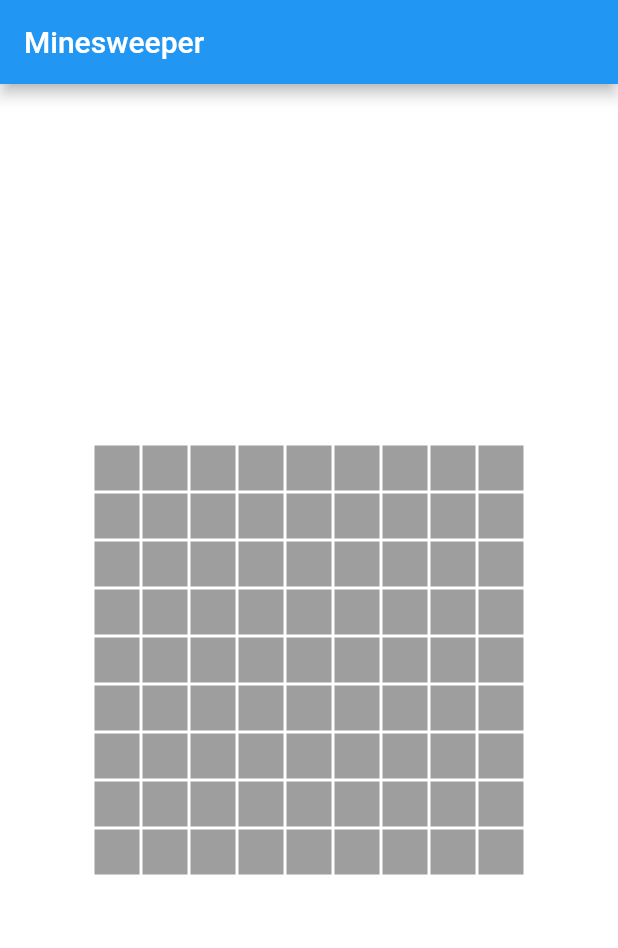
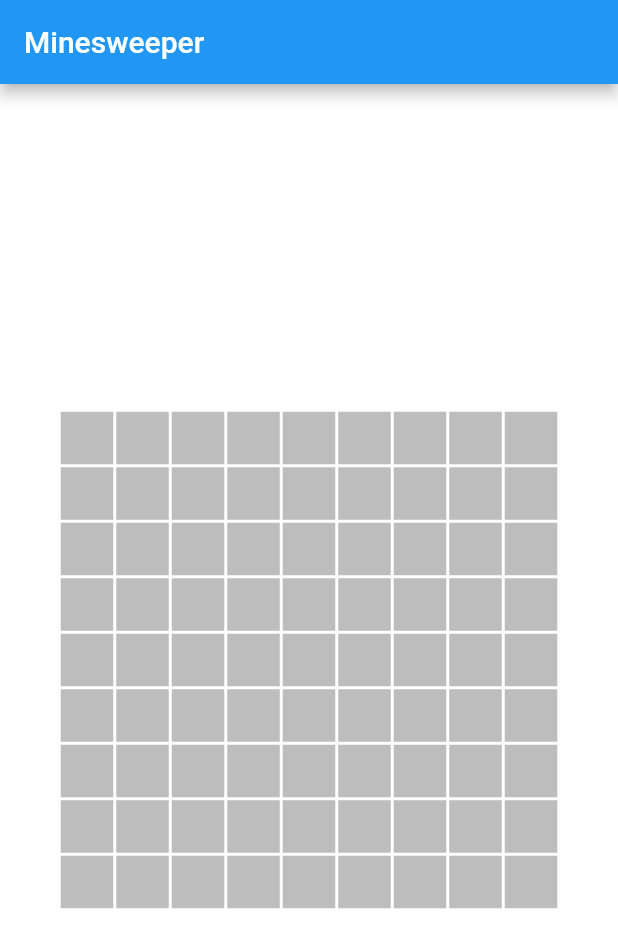
Before and after one commit to rohan20/flutter-minesweeper, a Flutter app: the screen it shows after launch, on a phone screen of 412 x 824 dp. Shown: the top 948 px of the screen. Run offline on Flutter 3.47's test engine with Material 2 defaults, Android fonts, the phone set to English and light mode, and no system bars.

Commit message:
separated GameBoardCell widget

```diff
--- a/lib/game_page.dart
+++ b/lib/game_page.dart
@@ -50,14 +50,9 @@ class _GameBoardState extends State<GameBoard> {
         TileState tileState = gameTilesState[i][j];
 
         if (tileState == TileState.covered) {
-          rowChildren.add(GestureDetector(
-            child: Container(
-              margin: const EdgeInsets.all(1.0),
-              height: 30.0,
-              width: 30.0,
-              color: Colors.grey,
-            ),
-          ));
+          rowChildren.add(
+            GameBoardCell(),
+          );
         }
       }
 
@@ -87,3 +82,22 @@ class _GameBoardState extends State<GameBoard> {
     );
   }
 }
+
+class GameBoardCell extends StatefulWidget {
+  @override
+  _GameBoardCellState createState() => _GameBoardCellState();
+}
+
+class _GameBoardCellState extends State<GameBoardCell> {
+  @override
+  Widget build(BuildContext context) {
+    return GestureDetector(
+      child: Container(
+        margin: const EdgeInsets.all(1.0),
+        height: 35.0,
+        width: 35.0,
+        color: Colors.grey[400],
+      ),
+    );
+  }
+}
```
